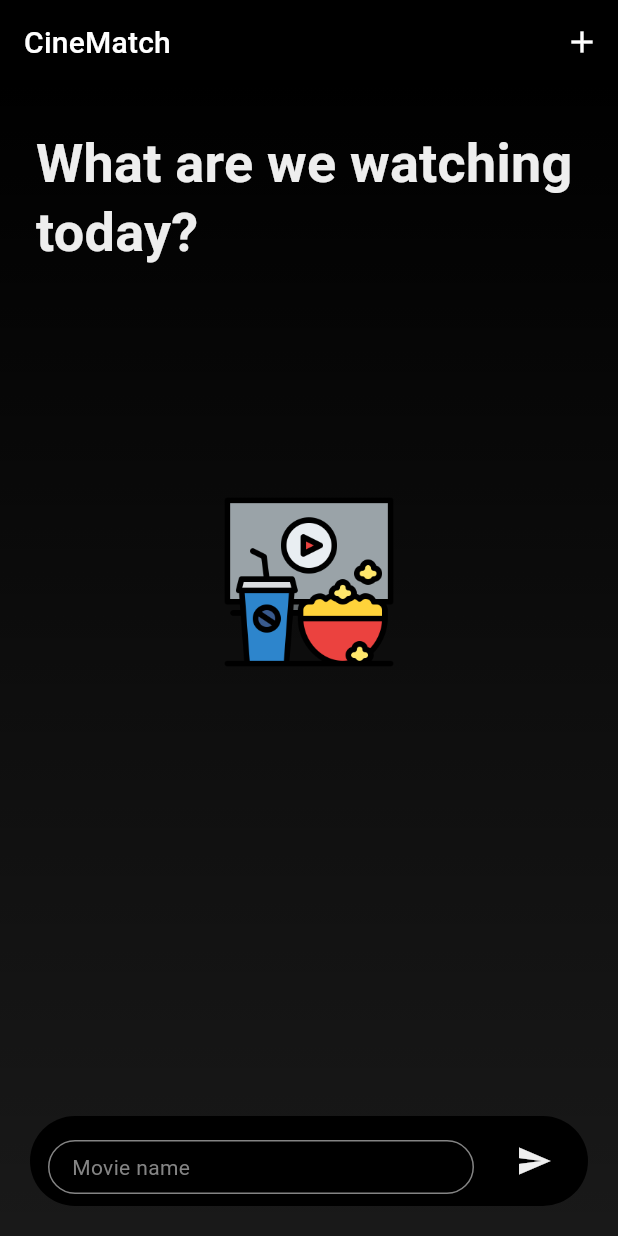
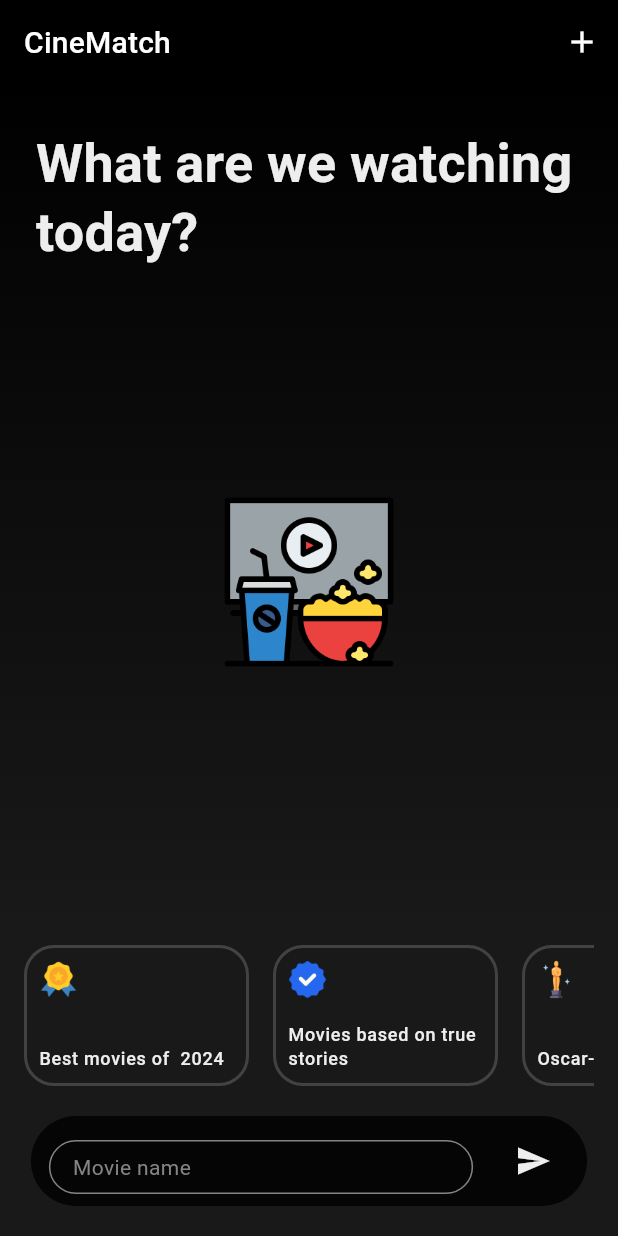
Before and after one commit to FlutterPiaui/movie-recommender_app, a Flutter app: the screen it shows after launch, on a phone screen of 412 x 824 dp. Run offline on Flutter 3.47's test engine with Material 3 defaults, Android fonts, the phone set to English and light mode, and no system bars; drawn by our look-alikes of animated_text_kit; our stand-ins replace cached_network_image, chat_bubbles, dartz, dio, firebase_core, firebase_crashlytics and 9 more; accounts and stored records are empty; generated files the repository leaves out were written again.

Commit message:
feat: create recommendation list

```diff
--- a/lib/l10n/app_en.arb
+++ b/lib/l10n/app_en.arb
@@ -1,4 +1,9 @@
 {
+    "moviesBasedTrueStories": "Movies based on true stories",
+    "oscarWinningMovies": "Oscar-winning movies",
+    "bestMoviesOf": "Best movies of ",
+    "bestHorrorMovies": "Best horror movies",
+    "bestComedyMovies": "Best comedy movies",
     "noResultsForThisSearch": "No results for this search!",
     "somethingWentWrong": "Something went wrong!",
     "whatMovieWeGoWatch": "What are we watching today?",
--- a/lib/l10n/app_es.arb
+++ b/lib/l10n/app_es.arb
@@ -1,4 +1,9 @@
 {
+    "moviesBasedTrueStories": "Películas basadas en hechos reales",
+    "oscarWinningMovies": "Películas que ganaron el Oscar",
+    "bestMoviesOf": "Mejores películas de",
+    "bestHorrorMovies": "Mejores películas de terror",
+    "bestComedyMovies": "Mejores películas de comedia",
     "noResultsForThisSearch": "¡No hay resultados para esta búsqueda!",
     "somethingWentWrong": "¡Algo ha salido mal!",
     "whatMovieWeGoWatch": "¿Qué estamos viendo hoy?",
--- a/lib/l10n/app_pt.arb
+++ b/lib/l10n/app_pt.arb
@@ -1,4 +1,9 @@
 {
+    "moviesBasedTrueStories": "Filmes baseados em fatos reais",
+    "oscarWinningMovies": "Filmes que conquistaram o Oscar",
+    "bestMoviesOf": "Melhores filmes de",
+    "bestHorrorMovies": "Melhores filmes de terror",
+    "bestComedyMovies": "Melhores filmes de comédia",
     "noResultsForThisSearch": "Não há resultados para essa pesquisa!",
     "somethingWentWrong": "Algo deu errado!",
     "whatMovieWeGoWatch": "O que vamos assistir hoje?",
--- a/lib/src/modules/recommendations/presenter/screen/recommendations_screen.dart
+++ b/lib/src/modules/recommendations/presenter/screen/recommendations_screen.dart
@@ -8,6 +8,7 @@ import 'package:movie_recommender_app/src/modules/recommendations/presenter/bloc
 import 'package:movie_recommender_app/src/modules/recommendations/presenter/bloc/search_movies/search_movies_state.dart';
 import 'package:movie_recommender_app/src/presentation/home/screen/widgets/movie_list_widget.dart';
 import 'package:flutter_gen/gen_l10n/app_localizations.dart';
+import 'package:movie_recommender_app/src/presentation/home/screen/widgets/movie_recommendation_list_widget.dart';
 
 import '../bloc/movies/movies_bloc.dart';
 import '../bloc/movies/movies_state.dart';
@@ -80,7 +81,6 @@ class _RecommendationsScreenState extends State<RecommendationsScreen> {
         ),
       ),
     );
-
     final loading = Padding(
       padding: const EdgeInsets.only(top: 16.0),
       child: Row(
@@ -128,7 +128,6 @@ class _RecommendationsScreenState extends State<RecommendationsScreen> {
         ),
       ),
     );
-
     final submitButton = Container(
       margin: const EdgeInsets.only(bottom: 8.0),
       child: IconButton(
@@ -144,15 +143,14 @@ class _RecommendationsScreenState extends State<RecommendationsScreen> {
         icon: Icon(Icons.send, color: theme.colorScheme.onTertiary),
       ),
     );
-
-    final bottomNavigationBar = Container(
+    final fieldWidSubmitedButton = Container(
       alignment: Alignment.center,
       decoration: BoxDecoration(
-        color: theme.colorScheme.onSecondary..withOpacity(0.8),
+        color: theme.colorScheme.onSecondary.withOpacity(0.8),
         borderRadius: BorderRadius.circular(100),
       ),
       height: 60,
-      width: MediaQuery.of(context).size.width * 0.8,
+      width: MediaQuery.of(context).size.width * 0.9,
       padding: const EdgeInsets.symmetric(horizontal: 12),
       margin: const EdgeInsets.all(20),
       child: Padding(
@@ -187,8 +185,17 @@ class _RecommendationsScreenState extends State<RecommendationsScreen> {
           )
         ],
       ),
-      bottomNavigationBar: bottomNavigationBar,
-      extendBody: true,
+      bottomNavigationBar: Container(
+        color: theme.colorScheme.onSecondary.withOpacity(0.9),
+        child: Column(
+          mainAxisSize: MainAxisSize.min,
+          children: [
+            const SizedBox(height: 8),
+            const MovieRecommendationListWidget(),
+            fieldWidSubmitedButton,
+          ],
+        ),
+      ),
       body: Container(
         padding: const EdgeInsets.symmetric(horizontal: 8),
         decoration: BoxDecoration(
--- /dev/null
+++ b/lib/src/presentation/home/screen/widgets/movie_recommendation_list_widget.dart
@@ -0,0 +1,114 @@
+import 'package:flutter/material.dart';
+import 'package:flutter_bloc/flutter_bloc.dart';
+import 'package:flutter_gen/gen_l10n/app_localizations.dart';
+
+import '../../../../modules/recommendations/domain/entities/movie_request_data.dart';
+import '../../../../modules/recommendations/presenter/bloc/movies/movies_bloc.dart';
+import '../../../../modules/recommendations/presenter/bloc/movies/movies_event.dart';
+import '../../../../modules/recommendations/presenter/bloc/search_movies/search_movies_bloc.dart';
+import '../../../../modules/recommendations/presenter/bloc/search_movies/search_movies_event.dart';
+
+class MovieRecommendationListWidget extends StatelessWidget {
+  const MovieRecommendationListWidget({super.key});
+
+  @override
+  Widget build(BuildContext context) {
+    final theme = Theme.of(context);
+    final recommendations = MovieRecommendationItem.recommendations(context);
+    return Container(
+      height: 94,
+      width: MediaQuery.of(context).size.width,
+      padding: const EdgeInsets.symmetric(horizontal: 16),
+      child: ListView(
+        scrollDirection: Axis.horizontal,
+        children: recommendations
+            .map(
+              (recommendation) => GestureDetector(
+                onTap: () {
+                  context.read<SearchMoviesBloc>().add(
+                        SearchMovies(recommendation.name),
+                      );
+                  context.read<MoviesBloc>().add(
+                        AddMovie(
+                          MovieRequestData(
+                            movies: [],
+                            prompt: recommendation.name,
+                            error: null,
+                            isFailed: true,
+                          ),
+                        ),
+                      );
+                },
+                child: Container(
+                  margin: const EdgeInsets.only(right: 16),
+                  padding: const EdgeInsets.all(8),
+                  decoration: BoxDecoration(
+                    borderRadius: BorderRadius.circular(20),
+                    border: Border.all(color: Colors.grey.shade800, width: 2),
+                  ),
+                  height: 80,
+                  width: 150,
+                  child: Column(
+                    crossAxisAlignment: CrossAxisAlignment.start,
+                    mainAxisAlignment: MainAxisAlignment.spaceBetween,
+                    children: [
+                      Image.asset(recommendation.icon, height: 26),
+                      Row(
+                        children: [
+                          Expanded(
+                            child: Text(
+                              recommendation.name,
+                              style: theme.textTheme.labelMedium!.copyWith(
+                                color: theme.colorScheme.onTertiary,
+                              ),
+                              maxLines: 2,
+                              overflow: TextOverflow.ellipsis,
+                            ),
+                          ),
+                        ],
+                      ),
+                    ],
+                  ),
+                ),
+              ),
+            )
+            .toList(),
+      ),
+    );
+  }
+}
+
+class MovieRecommendationItem {
+  MovieRecommendationItem({required this.name, required this.icon});
+  final String name;
+  final String icon;
+
+  final year = DateTime.now().year;
+
+  static List<MovieRecommendationItem> recommendations(BuildContext context) {
+    final str = AppLocalizations.of(context)!;
+    final year = DateTime.now().year;
+    return [
+      MovieRecommendationItem(
+        name: '${str.bestMoviesOf} $year',
+        icon: 'assets/icons/favorites.png',
+      ),
+      MovieRecommendationItem(
+        name: str.moviesBasedTrueStories,
+        icon: 'assets/icons/checklist.png',
+      ),
+      MovieRecommendationItem(
+        name: str.oscarWinningMovies,
+        icon: 'assets/icons/oscar.png',
+      ),
+      MovieRecommendationItem(
+        name: str.bestHorrorMovies,
+        icon: 'assets/icons/ghost.png',
+      ),
+      MovieRecommendationItem(
+        name: str.bestComedyMovies,
+        icon: 'assets/icons/lol.png',
+      ),
+    ];
+  }
+}
```
Also changed, not shown: assets/icons/checklist.png (added), assets/icons/favorites.png (added), assets/icons/ghost.png (added), assets/icons/lol.png (added), assets/icons/oscar.png (added).
